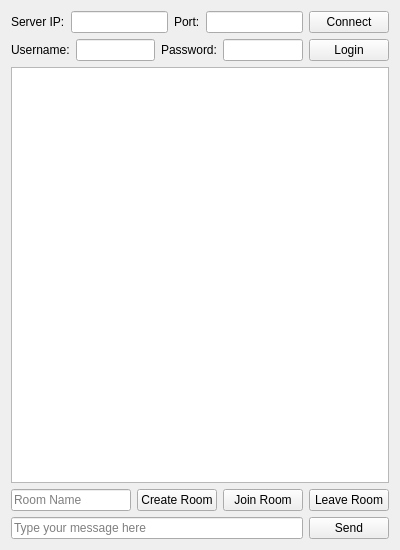
Old version of the form ChatClient/tcpclient.ui in the repository BlueBird-0/VEDA_QtChat.
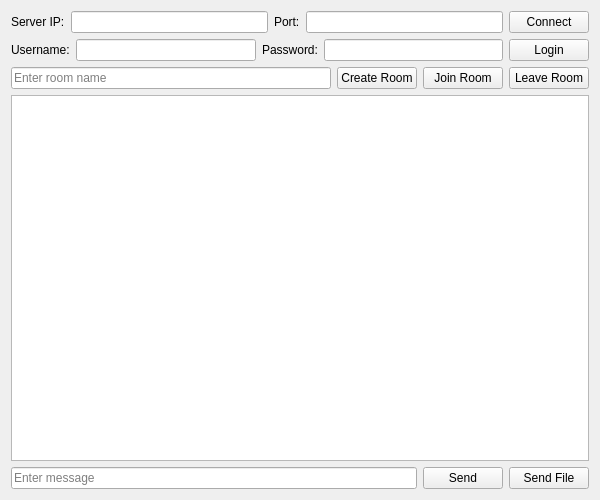
New version of the form.

Commit message: client side done

Diff of the .ui file:
```diff
--- a/ChatClient/tcpclient.ui
+++ b/ChatClient/tcpclient.ui
@@ -6,8 +6,8 @@
    <rect>
     <x>0</x>
     <y>0</y>
-    <width>400</width>
-    <height>550</height>
+    <width>600</width>
+    <height>500</height>
    </rect>
   </property>
   <property name="windowTitle">
@@ -15,28 +15,28 @@
   </property>
   <layout class="QVBoxLayout" name="verticalLayout">
    <item>
-    <layout class="QHBoxLayout" name="horizontalLayout">
-     <item>
+    <layout class="QGridLayout" name="gridLayout">
+     <item row="0" column="0">
       <widget class="QLabel" name="label">
        <property name="text">
         <string>Server IP:</string>
        </property>
       </widget>
      </item>
-     <item>
+     <item row="0" column="1">
       <widget class="QLineEdit" name="serverIP"/>
      </item>
-     <item>
+     <item row="0" column="2">
       <widget class="QLabel" name="label_2">
        <property name="text">
         <string>Port:</string>
        </property>
       </widget>
      </item>
-     <item>
+     <item row="0" column="3">
       <widget class="QLineEdit" name="serverPort"/>
      </item>
-     <item>
+     <item row="0" column="4">
       <widget class="QPushButton" name="connectButton">
        <property name="text">
         <string>Connect</string>
@@ -46,7 +46,7 @@
     </layout>
    </item>
    <item>
-    <layout class="QHBoxLayout" name="horizontalLayout_4">
+    <layout class="QHBoxLayout" name="horizontalLayout">
      <item>
       <widget class="QLabel" name="label_3">
        <property name="text">
@@ -80,19 +80,12 @@
      </item>
     </layout>
    </item>
-   <item>
-    <widget class="QPlainTextEdit" name="chatDisplay">
-     <property name="readOnly">
-      <bool>true</bool>
-     </property>
-    </widget>
-   </item>
    <item>
     <layout class="QHBoxLayout" name="horizontalLayout_2">
      <item>
       <widget class="QLineEdit" name="roomNameEdit">
        <property name="placeholderText">
-        <string>Room Name</string>
+        <string>Enter room name</string>
        </property>
       </widget>
      </item>
@@ -119,12 +112,15 @@
      </item>
     </layout>
    </item>
+   <item>
+    <widget class="QTextBrowser" name="chatDisplay"/>
+   </item>
    <item>
     <layout class="QHBoxLayout" name="horizontalLayout_3">
      <item>
       <widget class="QLineEdit" name="messageEdit">
        <property name="placeholderText">
-        <string>Type your message here</string>
+        <string>Enter message</string>
        </property>
       </widget>
      </item>
@@ -135,6 +131,13 @@
        </property>
       </widget>
      </item>
+     <item>
+      <widget class="QPushButton" name="sendFileButton">
+       <property name="text">
+        <string>Send File</string>
+       </property>
+      </widget>
+     </item>
     </layout>
    </item>
   </layout>
```
Left out of the diff: 2 changed lines with no effect on the pictures. The commit also changes 2 other files.
